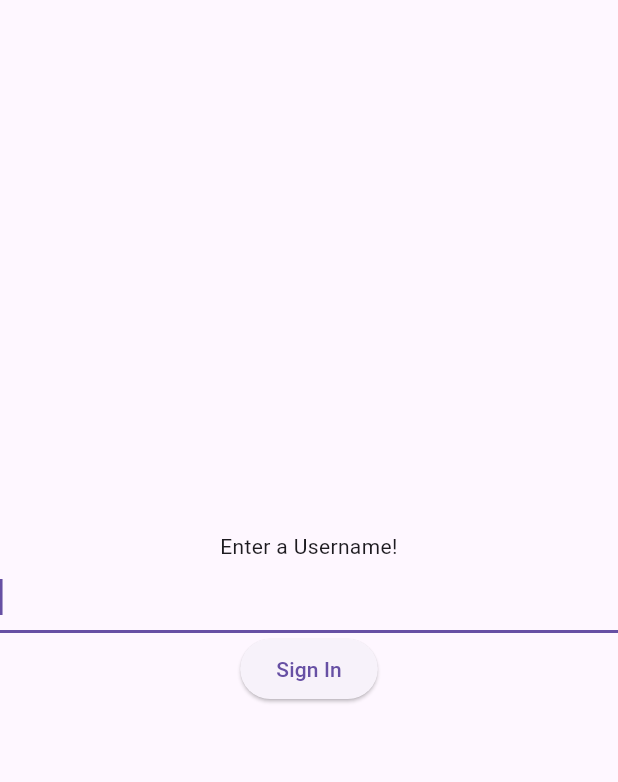
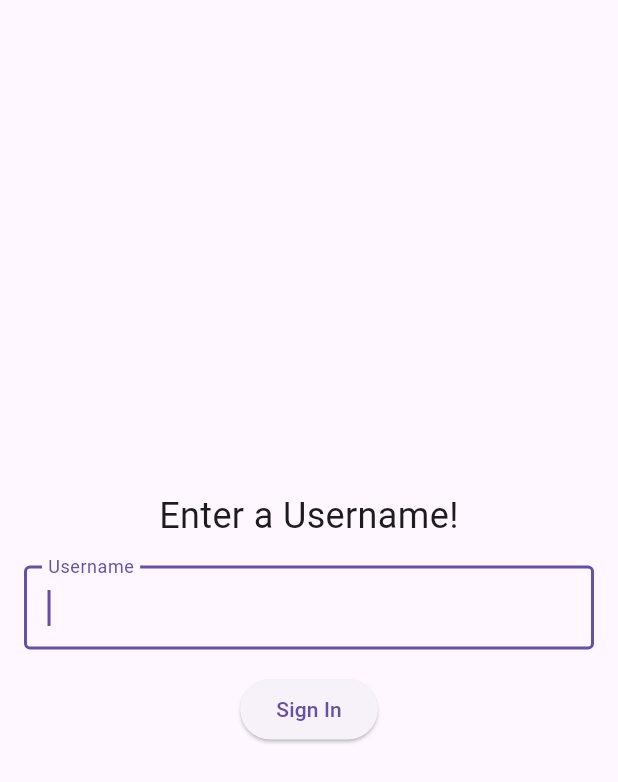
Before and after one commit to absar-syed/flappy_bird_clone, a Flutter app: the SignInScreen screen opened directly with empty values, after a tap on "Sign In", on a phone screen of 412 x 824 dp. Shown: the top 782 px of the screen. Run offline on Flutter 3.47's test engine with Material 3 defaults, Android fonts, the phone set to English and light mode, and no system bars; our stand-ins replace bloc, cloud_firestore, equatable, firebase_auth, firebase_core, flutter_bloc and 1 more; missing offline and left inert: flame, flame_audio, flame_bloc; accounts and stored records are empty; network calls fail.

Commit message:
implemented anon sign in with playername w/ connection to firebase

```diff
--- a/lib/flappy_bird_clone_game.dart
+++ b/lib/flappy_bird_clone_game.dart
@@ -10,25 +10,31 @@ import 'package:flame_bloc/flame_bloc.dart';
 import 'package:flappy_bird_clone/bloc/game/game_cubit.dart';
 import 'package:flappy_bird_clone/components/bird.dart';
 import 'package:flappy_bird_clone/components/pipes.dart';
-import 'package:flappy_bird_clone/models/player.dart';
+import 'package:flutter/foundation.dart';
 
 class FlappyBirdCloneGame extends FlameGame<FlappyBirdCloneWorld>
-    with HasCollisionDetection{
-  FlappyBirdCloneGame(this.gameCubit, this.player) : super(world: FlappyBirdCloneWorld());
+    with HasCollisionDetection {
+  FlappyBirdCloneGame(this.gameCubit) : super(world: FlappyBirdCloneWorld());
 
   final GameCubit gameCubit;
-  final UserCredential player;
 
   @override
   Future<void> onLoad() async {
     await super.onLoad();
-    FlameAudio.bgm.initialize();
-    await FlameAudio.audioCache.loadAll(['8-bit.mp3', 'coin.mp3', 'quack.mp3']);
+    // add(SignInScreen(gameCubit: gameCubit) as Component);
+
+
     FlameAudio.bgm.play('8-bit.mp3', volume: 0.2);
-    if () {
+
+
+    FirebaseAuth.instance.authStateChanges().listen((User? user) {
+      if (user == null) {
+        debugPrint('No user is signed in!');
         gameCubit.signInScreen();
-    }
-
+      } else {
+        debugPrint('User is signed in anonymously with UID: ${user.uid}');
+      }
+    });
   }
 }
 
--- a/lib/main.dart
+++ b/lib/main.dart
@@ -1,4 +1,5 @@
 import 'package:flame/flame.dart';
+import 'package:flame_audio/flame_audio.dart';
 import 'package:flappy_bird_clone/bloc/game/game_cubit.dart';
 import 'package:flappy_bird_clone/firebase_options.dart';
 import 'package:flappy_bird_clone/main_page.dart';
@@ -11,6 +12,9 @@ Future<void> main() async {
   await Firebase.initializeApp(
     options: DefaultFirebaseOptions.currentPlatform,
   );
+  FlameAudio.bgm.initialize();
+  FlameAudio.audioCache
+    .loadAll(['8-bit.mp3', 'coin.mp3', 'quack.mp3', 'gameover.mp3']);
   Flame.device.fullScreen();
   Flame.device.setPortraitUpOnly();
   runApp(MyApp());
--- a/lib/main_page.dart
+++ b/lib/main_page.dart
@@ -34,7 +34,8 @@ class _MainPageState extends State<MainPage> {
       if (state.currentPlayingState == PlayingState.none &&
               _latestState == PlayingState.gameOver ||
           _latestState == PlayingState.settings ||
-          _latestState == PlayingState.customization) {
+          _latestState == PlayingState.customization ||
+          _latestState == PlayingState.signin) {
         setState(() {
           _flappyBirdCloneGame = FlappyBirdCloneGame(gameCubit);
         });
--- a/lib/widgets/sign_in_screen.dart
+++ b/lib/widgets/sign_in_screen.dart
@@ -1,16 +1,38 @@
-import 'package:firebase_auth/firebase_auth.dart';
 import 'package:flappy_bird_clone/bloc/game/game_cubit.dart';
-import 'package:flappy_bird_clone/models/player.dart';
+import 'package:flappy_bird_clone/services/player_records.dart';
 import 'package:flappy_bird_clone/services/sign_in.dart';
 import 'package:flutter/material.dart';
+import 'package:firebase_auth/firebase_auth.dart';
 
-class SignInScreen extends StatelessWidget {
-  const SignInScreen({
-    super.key,
-    required this.gameCubit,
-  });
+class SignInScreen extends StatefulWidget {
+  const SignInScreen({super.key, required this.gameCubit});
   final GameCubit gameCubit;
-  // late  Future<User?> user;
+
+  @override
+  State<SignInScreen> createState() => _SignInScreenState();
+}
+
+class _SignInScreenState extends State<SignInScreen> {
+  final TextEditingController _usernameController = TextEditingController();
+
+  Future<void> attachAndSaveUsername(String username) async {
+    User? user = FirebaseAuth.instance.currentUser;
+
+    if (user != null) {
+      try {
+        // Update user profile with username
+        await user.updateDisplayName(username);
+        await user.reload();
+        debugPrint("Username attached: ${user.displayName}");
+
+        // Save player name to Firestore
+        await savePlayerName(username);
+        debugPrint("Player name saved to Firestore: $username");
+      } catch (error) {
+        debugPrint("Error saving username: $error");
+      }
+    }
+  }
 
   @override
   Widget build(BuildContext context) {
@@ -19,18 +41,38 @@ class SignInScreen extends StatelessWidget {
         child: Column(
           mainAxisAlignment: MainAxisAlignment.center,
           children: [
-        Text(
+            const Text(
               "Enter a Username!",
               textAlign: TextAlign.center,
+              style: TextStyle(fontSize: 24),
             ),
-        TextField(autofocus: true),
+            Padding(
+              padding: const EdgeInsets.all(16.0),
+              child: TextField(
+                controller: _usernameController,
+                autofocus: true,
+                decoration: const InputDecoration(
+                  border: OutlineInputBorder(),
+                  labelText: "Username",
+                ),
+              ),
+            ),
             ElevatedButton(
               onPressed: () async {
-              await signInAnonymously();
-              gameCubit.restartGame();
+                User? user = await signInAnonymously();
+                if (user != null) {
+                  // Attach username and save it to Firestore
+                  await attachAndSaveUsername(_usernameController.text);
+
+                  widget.gameCubit.restartGame();
+                  debugPrint('User signed in successfully: ${user.uid}');
+                }
               },
-            child: Text("Sign In"))
+              child: const Text("Sign In"),
+            ),
           ],
-    )));
+        ),
+      ),
+    );
   }
 }
```
Also changed, not shown: lib/bloc/game/game_cubit.dart (+6 -1 lines), lib/widgets/customization_widget.dart (+6 -1 lines), lib/widgets/settings_screen.dart (+37 -3 lines). Lines whose indentation alone changed are shown as unchanged.
